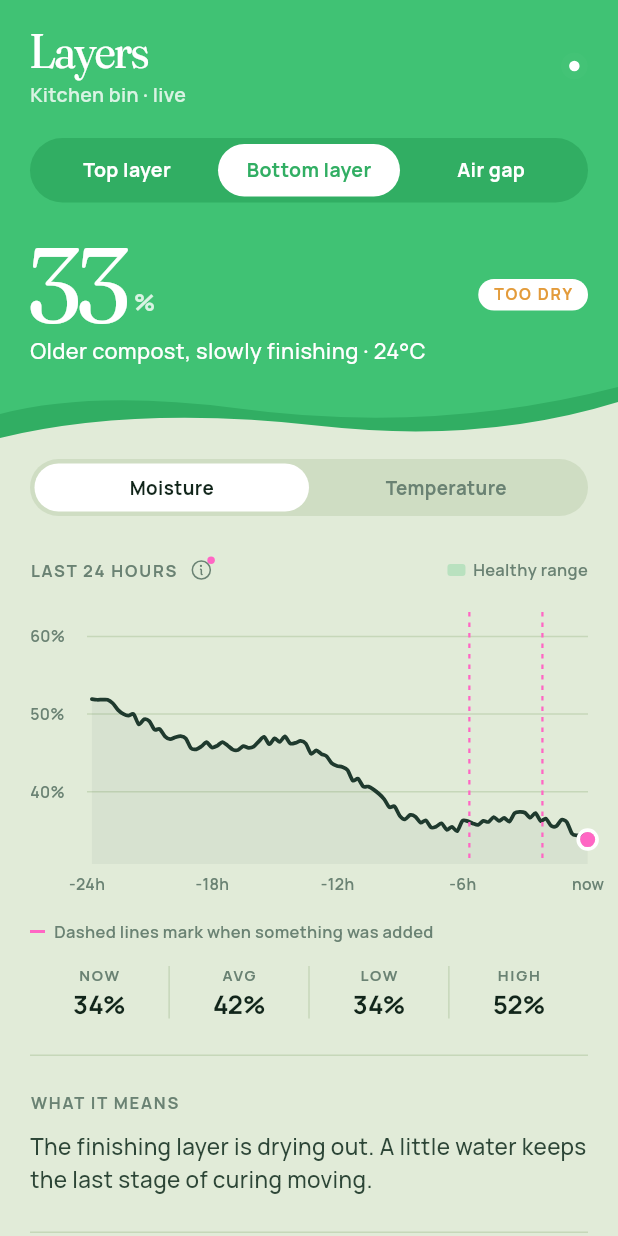
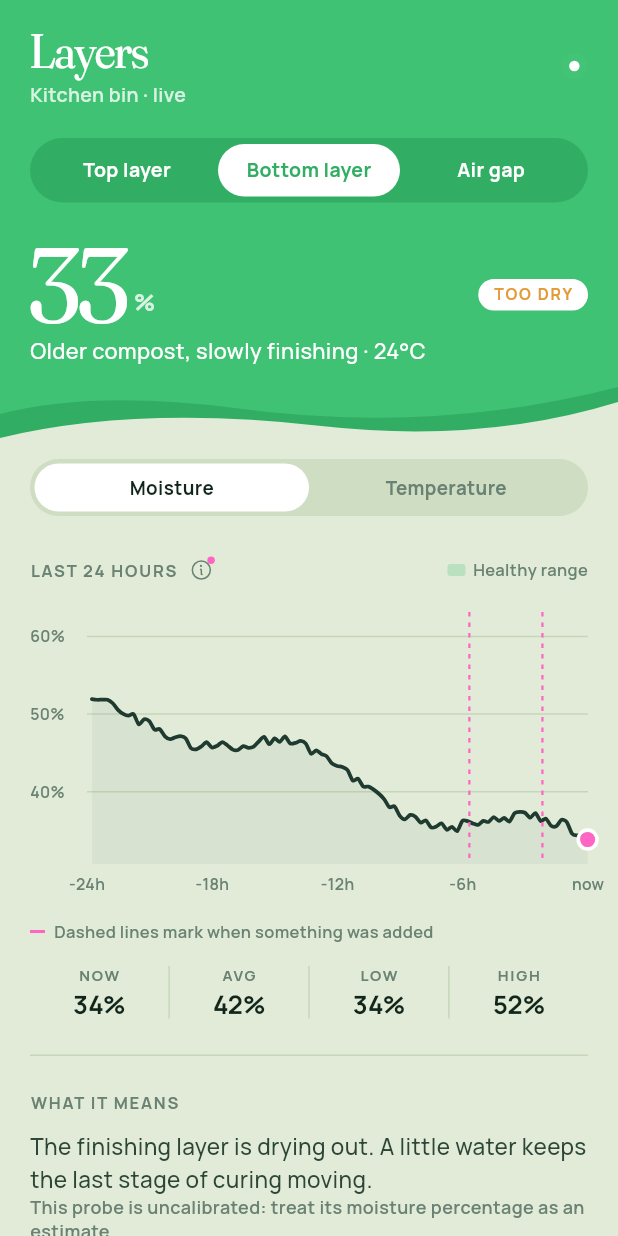
Before and after one commit to henryc08/Calmpost, a Flutter app: the LayersScreen widget shown alone on an empty page, opened directly, after a tap on "Top layer", after a tap on "Bottom layer", on a phone screen of 412 x 824 dp. Run offline on Flutter 3.47's test engine with Material 3 defaults, Android fonts, the phone set to English and light mode, and no system bars; drawn by our look-alikes of fl_chart; our stand-ins replace flutter_animate, flutter_local_notifications, flutter_riverpod, flutter_secure_storage, image_picker, phosphor_flutter and 1 more; accounts and stored records are empty.

Commit message:
fix(layers): distinguish moisture-only probe and empty trends

```diff
--- a/app/lib/data/api_repository.dart
+++ b/app/lib/data/api_repository.dart
@@ -443,6 +443,7 @@
     airMeasured: air['co2_ok'] != false && air['co2_ppm'] != null,
     ambientMeasured: air['ambient_temp_c'] != null,
     moistureCalibrated: j['moisture_calibrated'] == true,
+    bottomMoistureCalibrated: bottom['moisture_calibrated'] == true,
   );
 }
 
--- a/app/lib/domain/models.dart
+++ b/app/lib/domain/models.dart
@@ -45,6 +45,7 @@
     this.airMeasured = true,
     this.ambientMeasured = true,
     this.moistureCalibrated = true,
+    this.bottomMoistureCalibrated = false,
   });
 
   final DateTime time;
@@ -81,6 +82,9 @@
   final bool stale;
   final bool topMeasured, topTemperatureMeasured, bottomTemperatureMeasured;
   final bool airMeasured, ambientMeasured, moistureCalibrated;
+  final bool bottomMoistureCalibrated;
+
+  bool calibrated(Zone zone) => zone == Zone.bottom ? bottomMoistureCalibrated : moistureCalibrated;
 
   bool get readingsStale => stale || DateTime.now().difference(time) > const Duration(minutes: 2);
 
@@ -395,12 +399,7 @@
 
 /// What came back from confirming a drop.
 class DropResult {
-  const DropResult({
-    required this.dropId,
-    required this.corrected,
-    required this.verdicts,
-    required this.xpAwarded,
-  });
+  const DropResult({required this.dropId, required this.corrected, required this.verdicts, required this.xpAwarded});
 
   final int dropId;
 
@@ -447,13 +446,7 @@
 }
 
 class TruncReply {
-  const TruncReply({
-    required this.reply,
-    required this.model,
-    required this.onTopic,
-    required this.usedReadings,
-    required this.context,
-  });
+  const TruncReply({required this.reply, required this.model, required this.onTopic, required this.usedReadings, required this.context});
 
   /// Always something sayable, including when [onTopic] is false or the model
   /// was unreachable. Render it as a normal message either way.
--- a/app/lib/features/home/readings_row.dart
+++ b/app/lib/features/home/readings_row.dart
@@ -78,7 +78,7 @@
           ),
           const Hairline(vertical: true),
           s.bottomMeasured
-              ? col(Zone.bottom, 'BOTTOM', '${s.bottomMoisture.round()}', '%', '${s.bottomTemp.round()}°')
+              ? col(Zone.bottom, 'BOTTOM', '${s.bottomMoisture.round()}', '%', s.bottomTemperatureMeasured ? '${s.bottomTemp.round()}°' : '')
               : col(Zone.bottom, 'BOTTOM', '—', '', ''),
           const Hairline(vertical: true),
           col(
--- a/app/lib/features/layers/layers_screen.dart
+++ b/app/lib/features/layers/layers_screen.dart
@@ -33,7 +33,8 @@
     if (h == null) return const SizedBox();
     final s = h.snapshot;
     final metric = _zone == Zone.air ? Metric.co2 : _metric;
-    final trend = ref.watch(trendProvider((_zone, metric))).valueOrNull ?? const <TrendPoint>[];
+    final trendState = ref.watch(trendProvider((_zone, metric)));
+    final trend = trendState.valueOrNull ?? const <TrendPoint>[];
     final logs = ref.watch(gameProvider.select((g) => g.logs));
 
     final unmeasured = switch ((_zone, metric)) {
@@ -49,7 +50,7 @@
       Metric.temperature => (s.temp(_zone).toStringAsFixed(1), '°C'),
       Metric.co2 => ('${s.co2.round()}', ' ppm'),
     };
-    final state = zoneState(s, _zone);
+    final state = unmeasured ? ZoneState.unknown : zoneState(s, _zone);
     final (stateLabel, stateColor) = switch (state) {
       ZoneState.wet => ('Too wet', C.water),
       ZoneState.dry => ('Too dry', C.amber),
@@ -128,7 +129,32 @@
         const SizedBox(height: S.x3),
         SizedBox(
           height: 190,
-          child: trend.isEmpty ? const SizedBox() : _Chart(points: trend, metric: metric, zone: _zone, ambient: s.ambientTemp, logs: logs),
+          child: trendState.when(
+            loading: () => const Center(child: CircularProgressIndicator(color: C.forest)),
+            error: (_, _) => Center(
+              child: Column(
+                mainAxisSize: MainAxisSize.min,
+                children: [
+                  Text('Could not load this trend.', style: T.body),
+                  TextButton(
+                    onPressed: () => ref.invalidate(trendProvider((_zone, metric))),
+                    child: Text('Retry trend', style: T.button),
+                  ),
+                ],
+              ),
+            ),
+            data: (points) => points.isEmpty || unmeasured
+                ? Center(
+                    child: Text(
+                      _zone == Zone.bottom
+                          ? 'Bottom-layer history is not available yet. Live moisture still updates above; this probe does not report temperature.'
+                          : 'No measurements for this chart yet.',
+                      style: T.body,
+                      textAlign: TextAlign.center,
+                    ),
+                  )
+                : _Chart(points: points, metric: metric, zone: _zone, ambient: s.ambientTemp, logs: logs),
+          ),
         ),
         const SizedBox(height: S.x4),
         Row(
@@ -139,15 +165,19 @@
           ],
         ),
         const SizedBox(height: S.x4),
-        if (trend.isNotEmpty) _Stats(points: trend, metric: metric),
+        if (trend.isNotEmpty && !unmeasured) _Stats(points: trend, metric: metric),
         const SectionBreak(),
         const SectionLabel('WHAT IT MEANS'),
         const SizedBox(height: S.x3),
         Text(
-          unmeasured ? 'No usable reading from this sensor. Unknown is not zero; check the sensor connection.' : _meaning(_zone, s),
+          unmeasured
+              ? (_zone == Zone.bottom && metric == Metric.temperature
+                    ? 'This probe measures moisture only. Bottom temperature is not measured.'
+                    : 'No usable reading from this sensor. Unknown is not zero; check the sensor connection.')
+              : _meaning(_zone, s),
           style: T.body.copyWith(fontSize: 15),
         ),
-        if (!s.moistureCalibrated && _zone != Zone.air) Text('Moisture is uncalibrated: treat the percentage as an estimate.', style: T.small),
+        if (!s.calibrated(_zone) && _zone != Zone.air) Text('This probe is uncalibrated: treat its moisture percentage as an estimate.', style: T.small),
         if (_zone != Zone.air && !unmeasured) ...[
           const SectionBreak(),
           SectionLabel('LIFE CYCLE', trailing: Text('Guide from sensor trends', style: T.small.copyWith(fontSize: 11))),
@@ -167,6 +197,7 @@
     Zone.air when !s.airMeasured => 'CO₂ unavailable · check the air sensor',
     Zone.top => 'Fresh scraps and browns · ${s.topTemp.round()}°C, ${(s.topTemp - s.ambientTemp).round()}° above the room',
     Zone.bottom when !s.bottomMeasured => 'Older compost, slowly finishing · no probe here yet',
+    Zone.bottom when !s.bottomTemperatureMeasured => 'Older compost · moisture only, temperature not measured',
     Zone.bottom => 'Older compost, slowly finishing · ${s.bottomTemp.round()}°C',
     Zone.air => 'CO₂ in the gap under the lid · ${s.co2SlopePerDay >= 0 ? 'rising' : 'falling'} ${s.co2SlopePerDay.abs().round()}% a day',
   };
@@ -186,10 +217,10 @@
       'There is no probe in this layer yet, so its moisture and temperature are unknown. Its stage is a guide from the top layer and the CO₂.',
     Zone.bottom =>
       s.bottomStage == Stage.ready
-          ? 'This layer is done: cool, dark and crumbly. Harvest it for your plants.'
+          ? 'This layer looks ready from the available readings. Check its texture and smell before harvesting; sensors cannot confirm those.'
           : s.bottomMoisture < moistureLo - 4
           ? 'The finishing layer is drying out. A little water keeps the last stage of curing moving.'
-          : 'Cooling and curing. In a few weeks this will be rich, finished compost.',
+          : 'Moisture helps guide care here. The life-cycle stage is an estimate, not a measurement of readiness.',
   };
 }
 
```
Also changed, not shown: 2 other files.
